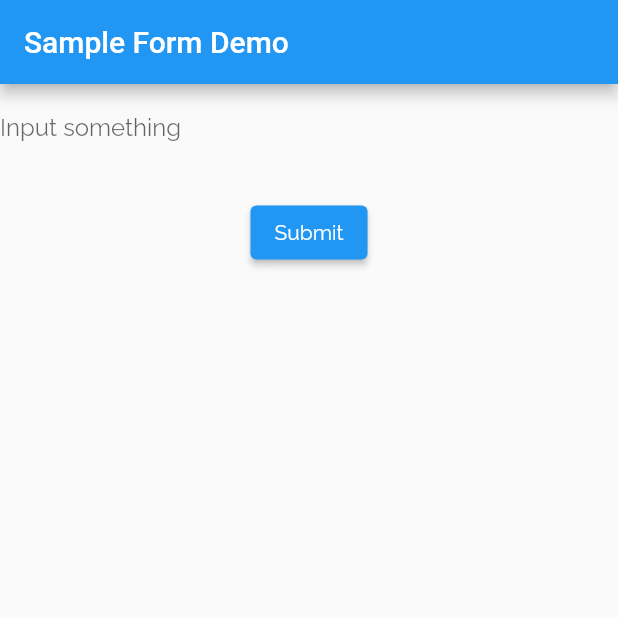
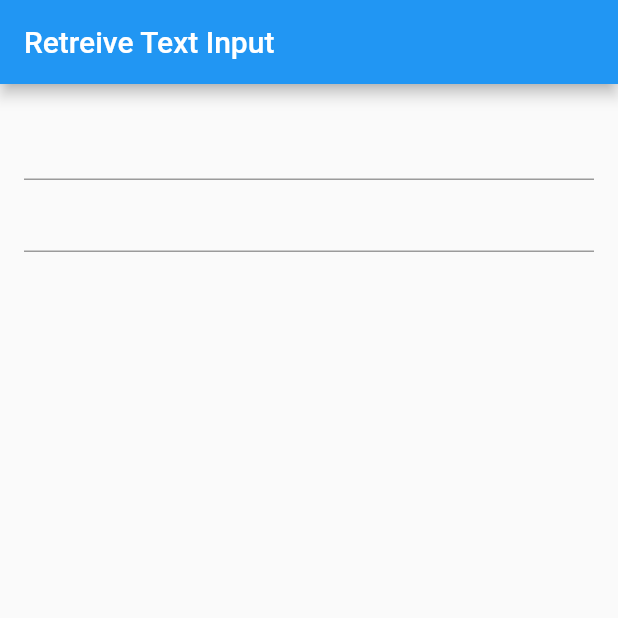
Before and after one commit to chimichi004/cookbook_flutter, a Flutter app: the screen it shows after launch, on a phone screen of 412 x 824 dp, the top half of it. Run offline on Flutter 3.47's test engine with Material 2 defaults, Android fonts, the phone set to English and light mode, and no system bars; our stand-ins replace google_fonts.

Commit message:
Handle changes to a text field

```diff
--- /dev/null
+++ b/lib/forms/form_custom.dart
@@ -0,0 +1,58 @@
+// https://flutter.dev/docs/cookbook/forms/text-field-changes
+
+import 'package:flutter/material.dart';
+
+class CustomForm extends StatefulWidget {
+  @override
+  _CustomFormState createState() => _CustomFormState();
+}
+
+class _CustomFormState extends State<CustomForm> {
+  // Create a text controller. Later, use it to retrieve the
+  // current value of the TextField.
+  final myController = TextEditingController();
+
+  @override
+  void dispose() {
+    // Clean up the controller when the widget is removed from the
+    // widget tree.
+    myController.dispose();
+    super.dispose();
+  }
+
+  @override
+  void initState() {
+    super.initState();
+
+    // Start listening to changes.
+    myController.addListener(_printLatestValue);
+  }
+
+  _printLatestValue() {
+    print("Second text field: ${myController.text}");
+  }
+
+  @override
+  Widget build(BuildContext context) {
+    return Scaffold(
+      appBar: AppBar(
+        title: Text('Retreive Text Input'),
+      ),
+      body: Padding(
+        padding: const EdgeInsets.all(16.0),
+        child: Column(
+          children: <Widget>[
+            TextField(
+              onChanged: (text) {
+                print("First text field: $text");
+              },
+            ),
+            TextField(
+              controller: myController,
+            )
+          ],
+        ),
+      ),
+    );
+  }
+}
--- a/lib/main.dart
+++ b/lib/main.dart
@@ -18,7 +18,8 @@ import 'package:google_fonts/google_fonts.dart';
 //import 'design/add_tabs.dart';
 
 /*Forms */
-import 'forms/form_validation.dart';
+//import 'forms/form_validation.dart';
+import 'forms/form_custom.dart';
 
 main() {
   // runApp(MaterialApp(
@@ -39,12 +40,7 @@ class MyApp extends StatelessWidget {
       theme: ThemeData(
         textTheme: GoogleFonts.ralewayTextTheme(Theme.of(context).textTheme),
       ),
-      home: Scaffold(
-        appBar: AppBar(
-          title: Text('Sample Form Demo'),
-        ),
-        body: SampleForm(),
-      ),
+      home: CustomForm(),
     );
   }
 }
```
